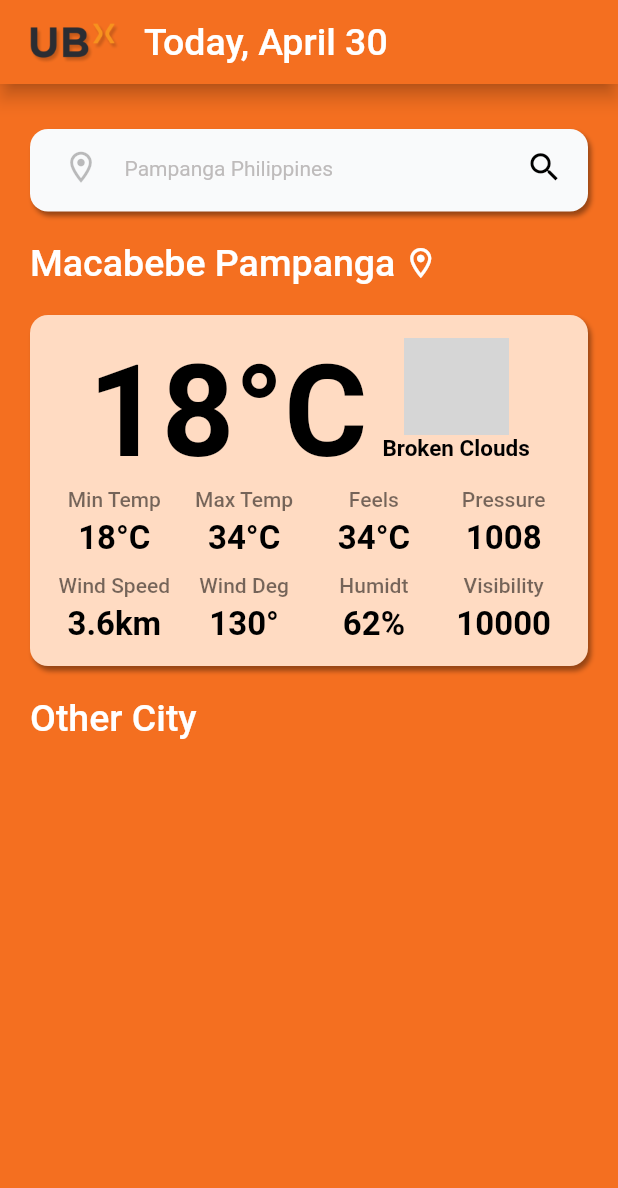
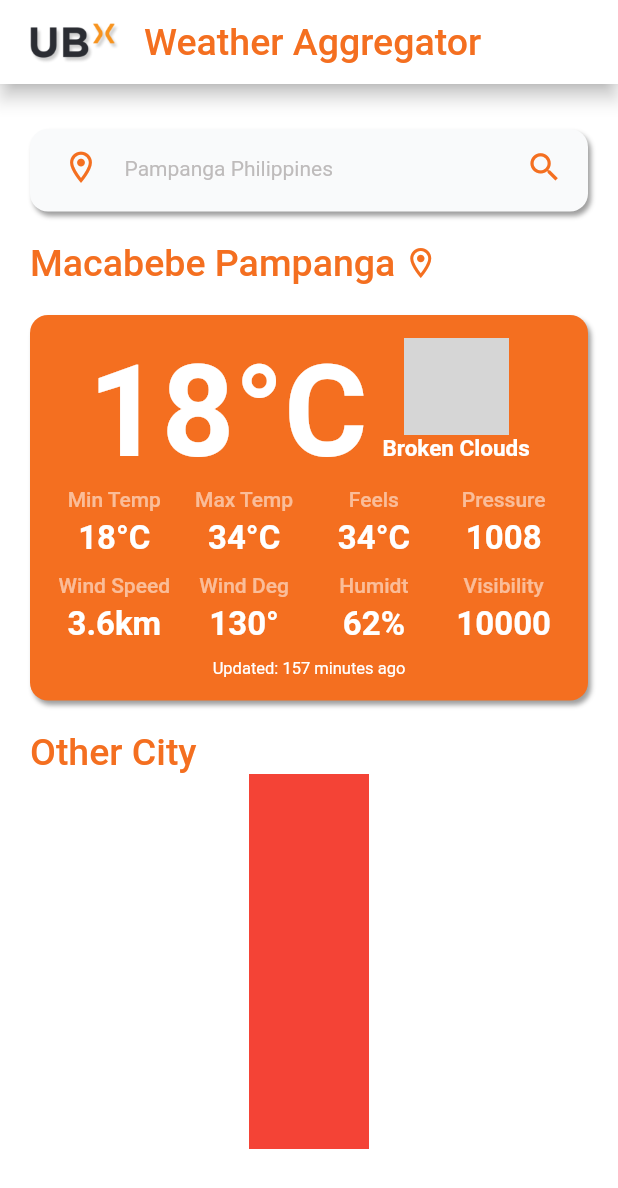
Before and after one commit to jesther-ai/ubx_weather_aggregator, a Flutter app: the screen it shows after launch, on a phone screen of 412 x 824 dp. Shown: the top 1188 px of the screen. Run offline on Flutter 3.47's test engine with Material 2 defaults, Android fonts, the phone set to English and light mode, and no system bars; network calls fail; grey boxes are pictures that could not be loaded.

Commit message:
minor UI update

```diff
--- a/lib/home_screen.dart
+++ /dev/null
@@ -1,68 +0,0 @@
-import 'package:flutter/material.dart';
-import 'package:intl/intl.dart';
-import 'package:ubx_weather_aggregator/utilities/hex_color.dart';
-import 'package:ubx_weather_aggregator/widgets/input_textfield.dart';
-import 'package:ubx_weather_aggregator/widgets/location_card.dart';
-import 'package:ubx_weather_aggregator/widgets/main_card.dart';
-
-class HomeScreen extends StatelessWidget {
-  HomeScreen({
-    Key? key,
-  }) : super(key: key);
-  final TextEditingController searchField = TextEditingController();
-  @override
-  Widget build(BuildContext context) {
-    return Scaffold(
-      backgroundColor: HexColor('#f46f20'),
-      extendBodyBehindAppBar: true,
-      appBar: AppBar(
-        elevation: 5,
-        backgroundColor: HexColor('#f46f20'),
-        leadingWidth: 80,
-        leading: Padding(padding: const EdgeInsets.only(left: 20), child: Image.asset('assets/images/ubxLogo.png')),
-        title: Text(
-          'Today, ' + DateFormat.MMMMd().format(DateTime.now()),
-          style: const TextStyle(
-            fontFamily: 'Roboto',
-            fontWeight: FontWeight.w500,
-            fontStyle: FontStyle.normal,
-            fontSize: 25,
-            color: Colors.white,
-          ),
-        ),
-      ),
-      body: SafeArea(
-        child: ListView(
-          padding: const EdgeInsets.only(left: 20, right: 20, top: 30),
-          children: [
-            InputTextField(
-              controller: searchField,
-              hintText: 'Pampanga Philippines',
-              height: 55,
-              keyboardType: TextInputType.text,
-              floatingLabelBehavior: FloatingLabelBehavior.never,
-              padding: const EdgeInsets.only(left: 10, top: 5, bottom: 5),
-              prefixIconPadding: const EdgeInsets.only(bottom: 20, right: 5),
-              suffixIconPadding: const EdgeInsets.only(bottom: 20, right: 5),
-              prefixIcon: IconButton(
-                onPressed: () {},
-                iconSize: 25,
-                icon: const Icon(Icons.location_on_outlined, color: Colors.black26),
-              ),
-              suffixIcon: IconButton(
-                onPressed: () {},
-                iconSize: 25,
-                icon: const Icon(Icons.search, color: Colors.black),
-              ),
-              onChanged: (string) {},
-            ),
-            const SizedBox(height: 20),
-            const LocationCard(location: 'Macabebe Pampanga', withLocation: true),
-            const MainCard(),
-            const LocationCard(location: 'Other City', withLocation: false),
-          ],
-        ),
-      ),
-    );
-  }
-}
--- a/lib/main.dart
+++ b/lib/main.dart
@@ -1,6 +1,7 @@
 import 'package:flutter/material.dart';
+import 'package:ubx_weather_aggregator/utilities/dismiss_keyboard.dart';
 
-import 'home_screen.dart';
+import 'screens/home_screen.dart';
 
 void main() {
   runApp(const MyApp());
@@ -10,13 +11,15 @@ class MyApp extends StatelessWidget {
   const MyApp({Key? key}) : super(key: key);
   @override
   Widget build(BuildContext context) {
-    return MaterialApp(
-      debugShowCheckedModeBanner: false,
-      title: 'UBX Weather Aggregator',
-      theme: ThemeData(
-        primarySwatch: Colors.blue,
+    return DismissKeyboard(
+      child: MaterialApp(
+        debugShowCheckedModeBanner: false,
+        title: 'UBX Weather Aggregator',
+        theme: ThemeData(
+          primarySwatch: Colors.blue,
+        ),
+        home: HomeScreen(),
       ),
-      home: HomeScreen(),
     );
   }
 }
--- /dev/null
+++ b/lib/screens/home_screen.dart
@@ -0,0 +1,83 @@
+import 'package:flutter/material.dart';
+import 'package:ubx_weather_aggregator/utilities/hex_color.dart';
+import 'package:ubx_weather_aggregator/widgets/input_textfield.dart';
+import 'package:ubx_weather_aggregator/widgets/location_card.dart';
+import 'package:ubx_weather_aggregator/widgets/main_card.dart';
+
+class HomeScreen extends StatelessWidget {
+  HomeScreen({
+    Key? key,
+  }) : super(key: key);
+  final TextEditingController searchField = TextEditingController();
+  @override
+  Widget build(BuildContext context) {
+    return Scaffold(
+      backgroundColor: Colors.white,
+      extendBodyBehindAppBar: true,
+      appBar: AppBar(
+        elevation: 5,
+        backgroundColor: Colors.white,
+        leadingWidth: 80,
+        leading: Padding(padding: const EdgeInsets.only(left: 20), child: Image.asset('assets/images/ubxLogo.png')),
+        title: Text(
+          'Weather Aggregator',
+          style: TextStyle(
+            fontFamily: 'Roboto',
+            fontWeight: FontWeight.w500,
+            fontStyle: FontStyle.normal,
+            fontSize: 25,
+            color: HexColor('#f46f20'),
+          ),
+        ),
+      ),
+      body: SafeArea(
+        child: SingleChildScrollView(
+          padding: const EdgeInsets.only(left: 20, right: 20, top: 30),
+          child: Column(
+            children: [
+              InputTextField(
+                controller: searchField,
+                hintText: 'Pampanga Philippines',
+                height: 55,
+                keyboardType: TextInputType.text,
+                floatingLabelBehavior: FloatingLabelBehavior.never,
+                padding: const EdgeInsets.only(left: 10, top: 5, bottom: 5),
+                prefixIconPadding: const EdgeInsets.only(bottom: 20, right: 5),
+                suffixIconPadding: const EdgeInsets.only(bottom: 20, right: 5),
+                prefixIcon: IconButton(
+                  onPressed: () {},
+                  iconSize: 25,
+                  icon: Icon(Icons.location_on_outlined, color: HexColor('#f46f20')),
+                ),
+                suffixIcon: IconButton(
+                  onPressed: () {},
+                  iconSize: 25,
+                  icon: Icon(Icons.search, color: HexColor('#f46f20')),
+                ),
+                onChanged: (string) {},
+              ),
+              const SizedBox(height: 20),
+              const LocationCard(location: 'Macabebe Pampanga', withLocation: true),
+              const MainCard(),
+              const LocationCard(location: 'Other City', withLocation: false),
+              const OtherCityCard(),
+            ],
+          ),
+        ),
+      ),
+    );
+  }
+}
+
+class OtherCityCard extends StatelessWidget {
+  const OtherCityCard({Key? key}) : super(key: key);
+
+  @override
+  Widget build(BuildContext context) {
+    return Container(
+      width: 80,
+      height: 250,
+      color: Colors.red,
+    );
+  }
+}
--- /dev/null
+++ b/lib/utilities/dismiss_keyboard.dart
@@ -0,0 +1,20 @@
+import 'package:flutter/material.dart';
+
+// The DismissKeybaord widget (it's reusable)
+class DismissKeyboard extends StatelessWidget {
+  // ignore: use_key_in_widget_constructors
+  const DismissKeyboard({required this.child});
+  final Widget child;
+  @override
+  Widget build(BuildContext context) {
+    return GestureDetector(
+      onTap: () {
+        FocusScopeNode currentFocus = FocusScope.of(context);
+        if (!currentFocus.hasPrimaryFocus && currentFocus.focusedChild != null) {
+          FocusManager.instance.primaryFocus?.unfocus();
+        }
+      },
+      child: child,
+    );
+  }
+}
--- a/lib/widgets/clouds_section.dart
+++ b/lib/widgets/clouds_section.dart
@@ -35,7 +35,7 @@ class Clouds extends StatelessWidget {
             fontWeight: FontWeight.w600,
             fontStyle: FontStyle.normal,
             fontSize: 15,
-            color: Colors.black,
+            color: Colors.white,
           ),
         ),
       ],
--- a/lib/widgets/label_card_info.dart
+++ b/lib/widgets/label_card_info.dart
@@ -24,7 +24,7 @@ class LabelCardInfo extends StatelessWidget {
               fontWeight: FontWeight.w500,
               fontStyle: FontStyle.normal,
               fontSize: 14,
-              color: Colors.black54,
+              color: Colors.white54,
             ),
           ),
           const SizedBox(height: 5),
@@ -35,7 +35,7 @@ class LabelCardInfo extends StatelessWidget {
               fontWeight: FontWeight.w700,
               fontStyle: FontStyle.normal,
               fontSize: 22,
-              color: Colors.black,
+              color: Colors.white,
             ),
           )
         ],
--- a/lib/widgets/location_card.dart
+++ b/lib/widgets/location_card.dart
@@ -1,4 +1,5 @@
 import 'package:flutter/material.dart';
+import 'package:ubx_weather_aggregator/utilities/hex_color.dart';
 
 class LocationCard extends StatelessWidget {
   const LocationCard({
@@ -15,16 +16,16 @@ class LocationCard extends StatelessWidget {
       children: [
         Text(
           location,
-          style: const TextStyle(
+          style: TextStyle(
             fontFamily: 'Roboto',
             fontWeight: FontWeight.w500,
             fontStyle: FontStyle.normal,
             fontSize: 25,
-            color: Colors.white,
+            color: HexColor('#f46f20'),
           ),
         ),
         const SizedBox(width: 5),
-        withLocation ? const Icon(Icons.location_on_outlined, color: Colors.white) : const SizedBox()
+        withLocation ? Icon(Icons.location_on_outlined, color: HexColor('#f46f20')) : const SizedBox()
       ],
     );
   }
--- a/lib/widgets/main_card.dart
+++ b/lib/widgets/main_card.dart
@@ -3,6 +3,7 @@ import 'package:ubx_weather_aggregator/utilities/hex_color.dart';
 import 'package:ubx_weather_aggregator/widgets/clouds_section.dart';
 import 'package:ubx_weather_aggregator/widgets/label_card_info.dart';
 import 'package:ubx_weather_aggregator/widgets/temperature_card.dart';
+import 'package:ubx_weather_aggregator/widgets/updated_since_info.dart';
 
 class MainCard extends StatelessWidget {
   const MainCard({Key? key}) : super(key: key);
@@ -20,7 +21,7 @@ class MainCard extends StatelessWidget {
             offset: Offset(2, 3), // Shadow position
           ),
         ],
-        color: HexColor('#ffdbc2'),
+        color: HexColor('#f46f20'),
         borderRadius: BorderRadius.circular(12.0),
       ),
       // height: 300,
@@ -57,6 +58,8 @@ class MainCard extends StatelessWidget {
               LabelCardInfo(label: 'Visibility', value: '10000'),
             ],
           ),
+          const SizedBox(height: 10),
+          const UpdatedSince(epoch: 1651305121),
         ],
       ),
     );
--- a/lib/widgets/temperature_card.dart
+++ b/lib/widgets/temperature_card.dart
@@ -15,7 +15,7 @@ class TemparatureSign extends StatelessWidget {
         fontWeight: FontWeight.w700,
         fontStyle: FontStyle.normal,
         fontSize: 85,
-        color: Colors.black,
+        color: Colors.white,
       ),
     );
   }
--- /dev/null
+++ b/lib/widgets/updated_since_info.dart
@@ -0,0 +1,22 @@
+import 'package:flutter/material.dart';
+
+class UpdatedSince extends StatelessWidget {
+  const UpdatedSince({
+    required this.epoch,
+    Key? key,
+  }) : super(key: key);
+  final int epoch;
+  @override
+  Widget build(BuildContext context) {
+    return Text(
+      'Updated: ${DateTime.now().difference(DateTime.fromMillisecondsSinceEpoch(epoch * 1000)).inMinutes.toString()} minutes ago',
+      style: const TextStyle(
+        fontFamily: 'Roboto',
+        fontWeight: FontWeight.w400,
+        fontStyle: FontStyle.normal,
+        fontSize: 11,
+        color: Colors.white,
+      ),
+    );
+  }
+}
```
